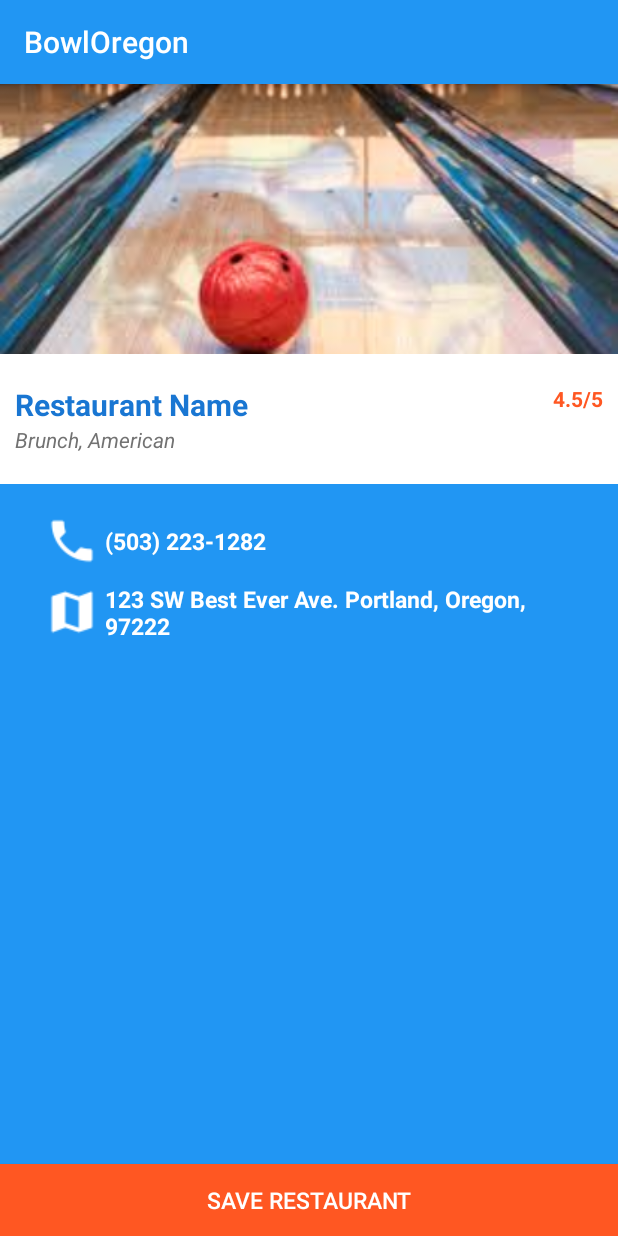
After one commit to darenschaad/Android_Bowl-Oregon, an Android app: the fragment AlleyDetailFragment shown on its own in the app's theme, on a phone screen of 412 x 824 dp. The commit adds this screen. Run offline under Robolectric (Android 15) with nearby library versions, the phone set to English and light mode, and no system bars.

Commit message:
Add recycler view now working on fragment view

```diff
--- a/app/build.gradle
+++ b/app/build.gradle
@@ -33,6 +33,9 @@ dependencies {
     compile 'com.android.support:appcompat-v7:23.3.0'
     compile 'com.squareup.okhttp3:okhttp:3.2.0'
     compile 'com.jakewharton:butterknife:7.0.1'
+    compile 'com.android.support:recyclerview-v7:23.3.0'
+    compile 'com.squareup.picasso:picasso:2.5.2'
     compile 'se.akerfeldt:okhttp-signpost:1.1.0'
     compile 'com.google.android.gms:play-services:8.4.0'
+    compile 'com.android.support:support-v4:23.3.0'
 }
--- a/app/src/main/AndroidManifest.xml
+++ b/app/src/main/AndroidManifest.xml
@@ -38,7 +38,8 @@
                 android:value=".ui.MainActivity" />
         </activity>
         <activity android:name=".ui.MapsActivity" />
-        <activity android:name=".ui.YelpActivity"></activity>
+        <activity android:name=".ui.YelpActivity" />
+        <activity android:name=".ui.AlleyDetailActivity"></activity>
     </application>
 
 </manifest>
--- a/app/src/main/java/com/epicodus/bowloregon/Constants.java
+++ b/app/src/main/java/com/epicodus/bowloregon/Constants.java
@@ -15,6 +15,6 @@ public class Constants {
     public static final String YELP_TOKEN = BuildConfig.YELP_TOKEN;
     public static final String YELP_TOKEN_SECRET = BuildConfig.YELP_TOKEN_SECRET;
 
-    public static final String YELP_BASE_URL = "https://api.yelp.com/v2/search?term=bowling";
+    public static final String YELP_BASE_URL = "https://api.yelp.com/v2/search?term=bowling%20alley";
     public static final String YELP_LOCATION_QUERY_PARAMETER = "location";
 }
--- /dev/null
+++ b/app/src/main/java/com/epicodus/bowloregon/ui/AlleyDetailFragment.java
@@ -0,0 +1,30 @@
+package com.epicodus.bowloregon.ui;
+
+
+import android.os.Bundle;
+import android.support.v4.app.Fragment;
+import android.view.LayoutInflater;
+import android.view.View;
+import android.view.ViewGroup;
+
+import com.epicodus.bowloregon.R;
+
+/**
+ * A simple {@link Fragment} subclass.
+ */
+public class AlleyDetailFragment extends Fragment {
+
+
+    public AlleyDetailFragment() {
+        // Required empty public constructor
+    }
+
+
+    @Override
+    public View onCreateView(LayoutInflater inflater, ViewGroup container,
+                             Bundle savedInstanceState) {
+        // Inflate the layout for this fragment
+        return inflater.inflate(R.layout.fragment_alley_detail, container, false);
+    }
+
+}
--- a/app/src/main/res/layout/activity_yelp.xml
+++ b/app/src/main/res/layout/activity_yelp.xml
@@ -9,4 +9,9 @@
     android:paddingTop="@dimen/activity_vertical_margin"
     tools:context="com.epicodus.bowloregon.ui.YelpActivity">
 
+    <android.support.v7.widget.RecyclerView
+        android:layout_width="match_parent"
+        android:layout_height="match_parent"
+        android:id="@+id/recyclerView"/>
+
 </RelativeLayout>
--- /dev/null
+++ b/app/src/main/res/layout/fragment_alley_detail.xml
@@ -0,0 +1,121 @@
+<FrameLayout xmlns:android="http://schemas.android.com/apk/res/android"
+    xmlns:tools="http://schemas.android.com/tools"
+    android:layout_width="match_parent"
+    android:layout_height="match_parent"
+    tools:context="com.epicodus.bowloregon.ui.AlleyDetailActivity">
+
+
+    <LinearLayout
+        android:orientation="vertical"
+        android:layout_width="match_parent"
+        android:layout_height="match_parent"
+        android:background="@color/colorPrimary">
+
+        <ImageView
+            android:layout_width="match_parent"
+            android:layout_height="180dp"
+            android:id="@+id/alleyImageView"
+            android:src="@drawable/alleyimage"
+            android:scaleType="centerCrop" />
+
+        <RelativeLayout
+            android:layout_width="match_parent"
+            android:layout_height="wrap_content"
+            android:background="@android:color/white"
+            android:paddingTop="20dp"
+            android:paddingLeft="10dp"
+            android:paddingRight="10dp"
+            android:paddingBottom="20dp">
+
+            <TextView
+                android:layout_width="wrap_content"
+                android:layout_height="wrap_content"
+                android:text="Restaurant Name"
+                android:id="@+id/restaurantNameTextView"
+                android:layout_alignParentLeft="true"
+                android:layout_alignParentStart="true"
+                android:textSize="20sp"
+                android:textColor="@color/colorPrimaryDark"
+                android:textStyle="bold" />
+
+            <TextView
+                android:layout_width="wrap_content"
+                android:layout_height="wrap_content"
+                android:text="4.5/5"
+                android:id="@+id/ratingTextView"
+                android:layout_alignTop="@+id/restaurantNameTextView"
+                android:layout_alignParentRight="true"
+                android:layout_alignParentEnd="true"
+                android:textColor="@color/colorAccent"
+                android:textStyle="bold" />
+
+            <TextView
+                android:layout_width="wrap_content"
+                android:layout_height="wrap_content"
+                android:text="Brunch, American"
+                android:id="@+id/cuisineTextView"
+                android:layout_below="@+id/restaurantNameTextView"
+                android:layout_alignParentLeft="true"
+                android:layout_alignParentStart="true"
+                android:textColor="@color/colorSecondaryText"
+                android:textStyle="italic" />
+        </RelativeLayout>
+
+        <RelativeLayout
+            android:layout_width="match_parent"
+            android:layout_height="match_parent">
+
+            <LinearLayout
+                android:orientation="vertical"
+                android:layout_width="match_parent"
+                android:layout_height="wrap_content"
+                android:layout_alignParentTop="true"
+                android:layout_alignParentLeft="true"
+                android:layout_alignParentStart="true"
+                android:layout_above="@+id/saveRestaurantButton"
+                android:paddingLeft="30dp"
+                android:paddingTop="20dp"
+                android:paddingRight="30dp">
+
+
+
+                <TextView
+                    android:layout_width="wrap_content"
+                    android:layout_height="wrap_content"
+                    android:text="(503) 223-1282"
+                    android:id="@+id/phoneTextView"
+                    android:drawableLeft="@drawable/ic_local_phone_white_18dp"
+                    android:drawablePadding="4dp"
+                    android:textColor="@color/colorTextIcons"
+                    android:textSize="15sp"
+                    android:textStyle="bold"
+                    android:layout_marginBottom="10dp"
+                    android:gravity="center"/>
+
+                <TextView
+                    android:layout_width="wrap_content"
+                    android:layout_height="wrap_content"
+                    android:text="123 SW Best Ever Ave. Portland, Oregon, 97222"
+                    android:drawableLeft="@drawable/ic_map_white_18dp"
+                    android:drawablePadding="4dp"
+                    android:id="@+id/addressTextView"
+                    android:textColor="@color/colorTextIcons"
+                    android:textSize="15sp"
+                    android:textStyle="bold"
+                    android:layout_marginBottom="10dp"
+                    android:gravity="center_vertical"/>
+
+            </LinearLayout>
+
+            <Button
+                android:layout_width="match_parent"
+                android:layout_height="wrap_content"
+                android:text="Save Restaurant"
+                android:id="@+id/saveRestaurantButton"
+                android:layout_alignParentBottom="true"
+                android:background="@color/colorAccent"
+                android:textColor="@color/colorTextIcons"
+                android:textSize="15sp" />
+        </RelativeLayout>
+    </LinearLayout>
+</FrameLayout>
--- a/app/src/main/res/values/strings.xml
+++ b/app/src/main/res/values/strings.xml
@@ -1,3 +1,6 @@
 <resources>
     <string name="app_name">BowlOregon</string>
+
+    <!-- TODO: Remove or change this placeholder text -->
+    <string name="hello_blank_fragment">Hello blank fragment</string>
 </resources>
```
Also changed, not shown: app/src/main/java/com/epicodus/bowloregon/adapters/AlleyListAdapter.java (added, +71 -0 lines), app/src/main/java/com/epicodus/bowloregon/models/Alley.java (+49 -1 lines), app/src/main/java/com/epicodus/bowloregon/services/YelpService.java (+29 -1 lines), app/src/main/java/com/epicodus/bowloregon/ui/AlleyDetailActivity.java (added, +13 -0 lines), app/src/main/java/com/epicodus/bowloregon/ui/YelpActivity.java (+31 -8 lines), app/src/main/res/layout/activity_alley_detail.xml (added, +23 -0 lines), app/src/main/res/layout/alley_list_item.xml (added, +54 -0 lines), app/src/main/res/drawable/alleyimage.jpeg (added), app/src/main/res/drawable/ic_local_phone_white_18dp.png (added), app/src/main/res/drawable/ic_map_white_18dp.png (added).
